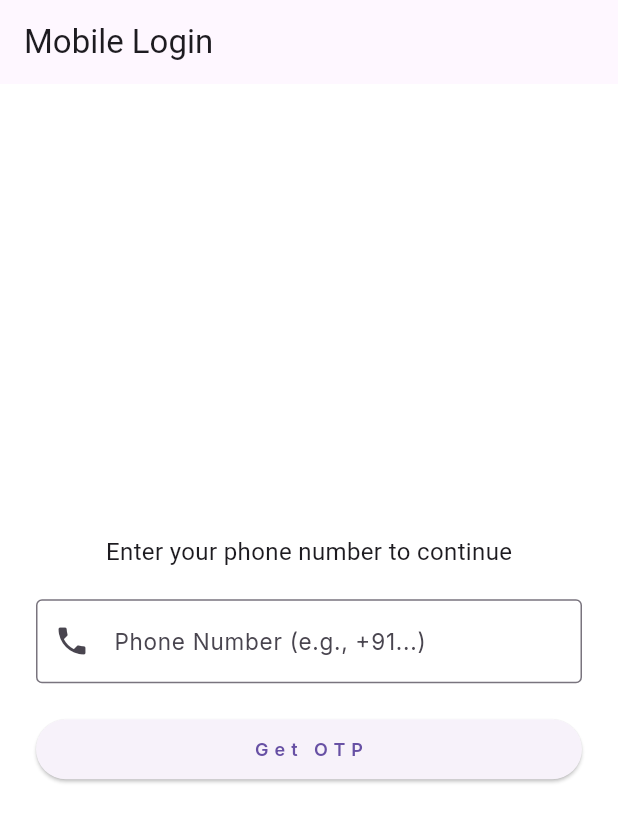
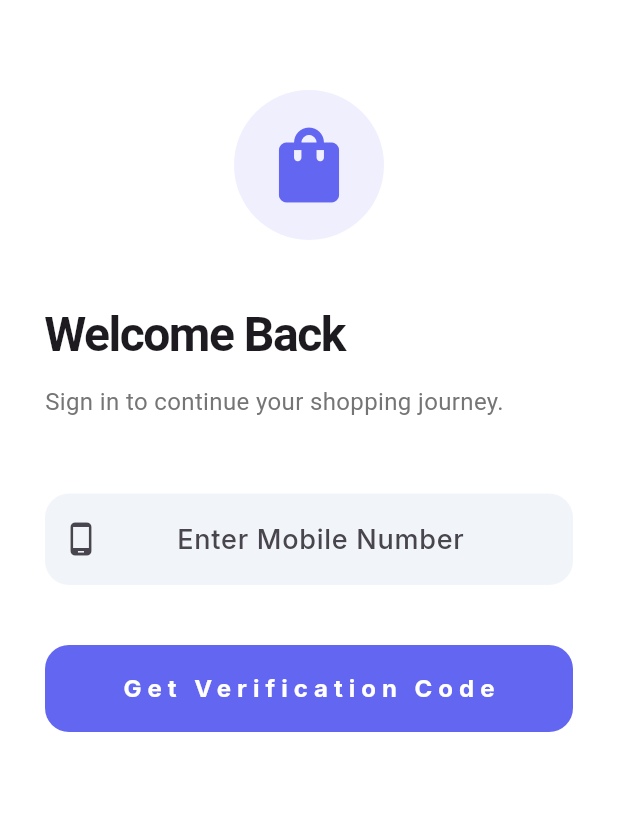
Before and after one commit to redmediasolutions/glowfit, a Flutter app: the screen it shows after launch, on a phone screen of 412 x 824 dp. Shown: the top 822 px of the screen. Run offline on Flutter 3.47's test engine with Material 3 defaults, Android fonts, the phone set to English and light mode, and no system bars; our stand-ins replace cloud_firestore, firebase_auth, firebase_core, firebase_remote_config, flutter_animate, go_router and 4 more; accounts and stored records are empty.

Commit message:
march 10

```diff
--- a/lib/Auth/mobilelogin.dart
+++ b/lib/Auth/mobilelogin.dart
@@ -1,6 +1,5 @@
 import 'package:flutter/material.dart';
 import 'package:firebase_auth/firebase_auth.dart';
-
 import 'package:go_router/go_router.dart';
 import 'package:pinput/pinput.dart';
 
@@ -10,6 +9,7 @@ class MobileLogin extends StatefulWidget {
   @override
   State<MobileLogin> createState() => _MobileLoginState();
 }
+
 final String categoryId = "0";
 
 class _MobileLoginState extends State<MobileLogin> {
@@ -21,14 +21,18 @@ class _MobileLoginState extends State<MobileLogin> {
   bool _isOtpSent = false;
   bool _isLoading = false;
 
-  // Step 1: Request OTP
+  // Colors for a modern E-commerce vibe
+  final Color primaryColor = const Color(0xFF6366F1); // Modern Indigo
+  final Color secondaryColor = const Color(0xFFF1F5F9); // Light Slate
+
+  // --- Logic remains untouched as per request ---
   Future<void> _sendOtp() async {
     setState(() => _isLoading = true);
+    final String fullPhoneNumber = "+91${_phoneController.text.trim()}";
     try {
       await _auth.verifyPhoneNumber(
-        phoneNumber: _phoneController.text.trim(),
+        phoneNumber:fullPhoneNumber,
         verificationCompleted: (PhoneAuthCredential credential) async {
-          // Auto-retrieval (Android only)
           await _auth.signInWithCredential(credential);
           _navigateToHome();
         },
@@ -36,6 +40,7 @@ class _MobileLoginState extends State<MobileLogin> {
           ScaffoldMessenger.of(context).showSnackBar(
             SnackBar(content: Text("Verification Failed: ${e.message}")),
           );
+          setState(() => _isLoading = false);
         },
         codeSent: (String verificationId, int? resendToken) {
           setState(() {
@@ -49,11 +54,11 @@ class _MobileLoginState extends State<MobileLogin> {
         },
       );
     } catch (e) {
-      print("Error: $e");
+      debugPrint("Error: $e");
+      setState(() => _isLoading = false);
     }
   }
 
-  // Step 2: Verify OTP
   Future<void> _verifyOtp() async {
     setState(() => _isLoading = true);
     try {
@@ -61,79 +66,172 @@ class _MobileLoginState extends State<MobileLogin> {
         verificationId: _verificationId,
         smsCode: _otpController.text.trim(),
       );
-
       await _auth.signInWithCredential(credential);
       _navigateToHome();
     } catch (e) {
-      ScaffoldMessenger.of(context).showSnackBar(
-        const SnackBar(content: Text("Invalid OTP. Try again.")),
-      );
+      ScaffoldMessenger.of(
+        context,
+      ).showSnackBar(const SnackBar(content: Text("Invalid OTP. Try again.")));
     } finally {
       setState(() => _isLoading = false);
     }
   }
 
   void _navigateToHome() {
-  // Pass the 'extra' parameter that GoRouter is expecting
-  context.go('/home',  extra: int.parse(categoryId));
+    context.go('/home', extra: int.parse(categoryId));
   }
 
   @override
   Widget build(BuildContext context) {
     return Scaffold(
-      appBar: AppBar(title: const Text("Mobile Login")),
-      body: Padding(
-        padding: const EdgeInsets.all(24.0),
+      backgroundColor: Colors.white,
+      body: SafeArea(
+        child: SingleChildScrollView(
+          padding: const EdgeInsets.symmetric(horizontal: 30.0),
           child: Column(
-          mainAxisAlignment: MainAxisAlignment.center,
+            crossAxisAlignment: CrossAxisAlignment.start,
             children: [
+              const SizedBox(height: 60),
+              // Header Image/Icon
+              Center(
+                child: Container(
+                  padding: const EdgeInsets.all(20),
+                  decoration: BoxDecoration(
+                    color: primaryColor.withOpacity(0.1),
+                    shape: BoxShape.circle,
+                  ),
+                  child: Icon(
+                    Icons.shopping_bag_rounded,
+                    size: 60,
+                    color: primaryColor,
+                  ),
+                ),
+              ),
+              const SizedBox(height: 40),
+              // Dynamic Text Section
+              Text(
+                _isOtpSent ? "Verification" : "Welcome Back",
+                style: const TextStyle(
+                  fontSize: 32,
+                  fontWeight: FontWeight.bold,
+                  letterSpacing: -1,
+                ),
+              ),
+              const SizedBox(height: 10),
+              Text(
+                _isOtpSent
+                    ? "We've sent a 6-digit code to ${_phoneController.text}"
+                    : "Sign in to continue your shopping journey.",
+                style: TextStyle(fontSize: 16, color: Colors.grey[600]),
+              ),
+              const SizedBox(height: 50),
+
               if (!_isOtpSent) ...[
-              const Text("Enter your phone number to continue", style: TextStyle(fontSize: 16)),
-              const SizedBox(height: 20),
+                // Phone Input
                 TextField(
                   controller: _phoneController,
                   keyboardType: TextInputType.phone,
-                decoration: const InputDecoration(
-                  border: OutlineInputBorder(),
-                  labelText: "Phone Number (e.g., +91...)",
-                  prefixIcon: Icon(Icons.phone),
+                  style: const TextStyle(
+                    fontSize: 18,
+                    fontWeight: FontWeight.w500,
+                  ),
+                  decoration: InputDecoration(
+                    // Adds the +91 prefix permanently to the start of the field
+                    prefixIcon: const Icon(Icons.phone_android),
+                    prefixText: "+91 ",
+                    prefixStyle: const TextStyle(
+                      color: Colors.black,
+                      fontSize: 18,
+                      fontWeight: FontWeight.bold,
+                    ),
+                    hintText: "Enter Mobile Number",
+                    filled: true,
+                    fillColor: secondaryColor,
+                    border: OutlineInputBorder(
+                      borderRadius: BorderRadius.circular(16),
+                      borderSide: BorderSide.none,
                     ),
                   ),
-              const SizedBox(height: 20),
-              _isLoading
-                ? const CircularProgressIndicator()
-                : SizedBox(
-                    width: double.infinity,
-                    child: ElevatedButton(onPressed: _sendOtp, child: const Text("Get OTP")),
                 ),
               ] else ...[
-              const Text("Verify your number", style: TextStyle(fontSize: 18, fontWeight: FontWeight.bold)),
-              const SizedBox(height: 10),
-              Text("Sent to ${_phoneController.text}"),
-              const SizedBox(height: 30),
-
-              // Pinput widget for better UI
-              Pinput(
+                // Custom Pinput Design
+                Center(
+                  child: Pinput(
                     length: 6,
                     controller: _otpController,
                     onCompleted: (pin) => _verifyOtp(),
+                    defaultPinTheme: PinTheme(
+                      width: 50,
+                      height: 56,
+                      textStyle: const TextStyle(
+                        fontSize: 22,
+                        fontWeight: FontWeight.bold,
+                      ),
+                      decoration: BoxDecoration(
+                        color: secondaryColor,
+                        borderRadius: BorderRadius.circular(12),
+                      ),
+                    ),
+                    focusedPinTheme: PinTheme(
+                      width: 50,
+                      height: 56,
+                      decoration: BoxDecoration(
+                        color: Colors.white,
+                        borderRadius: BorderRadius.circular(12),
+                        border: Border.all(color: primaryColor, width: 2),
+                      ),
+                    ),
+                  ),
+                ),
+              ],
+
+              const SizedBox(height: 40),
+
+              // Main Button
+              _isLoading
+                  ? const Center(child: CircularProgressIndicator())
+                  : SizedBox(
+                      width: double.infinity,
+                      height: 58,
+                      child: ElevatedButton(
+                        onPressed: _isOtpSent ? _verifyOtp : _sendOtp,
+                        style: ElevatedButton.styleFrom(
+                          backgroundColor: primaryColor,
+                          foregroundColor: Colors.white,
+                          elevation: 0,
+                          shape: RoundedRectangleBorder(
+                            borderRadius: BorderRadius.circular(16),
+                          ),
+                        ),
+                        child: Text(
+                          _isOtpSent ? "Verify Now" : "Get Verification Code",
+                          style: const TextStyle(
+                            fontSize: 16,
+                            fontWeight: FontWeight.bold,
+                          ),
+                        ),
+                      ),
                     ),
 
-              const SizedBox(height: 30),
-              _isLoading
-                ? const CircularProgressIndicator()
-                : SizedBox(
-                    width: double.infinity,
-                    child: ElevatedButton(onPressed: _verifyOtp, child: const Text("Verify OTP")),
+              if (_isOtpSent) ...[
+                const SizedBox(height: 15),
+                Center(
+                  child: TextButton(
+                    onPressed: () => setState(() => _isOtpSent = false),
+                    child: Text(
+                      "Edit Phone Number",
+                      style: TextStyle(
+                        color: primaryColor,
+                        fontWeight: FontWeight.w600,
                       ),
-              TextButton(
-                onPressed: () => setState(() => _isOtpSent = false),
-                child: const Text("Edit Phone Number"),
+                    ),
+                  ),
                 ),
               ],
             ],
           ),
         ),
+      ),
     );
   }
 }
--- a/lib/navbar.dart
+++ b/lib/navbar.dart
@@ -43,7 +43,7 @@ class AppRouter {
       }
 
       /// If logged in and on login page → go to home
-      if (user != null && isLoginPage) {
+      if (isLoginPage) {
         return '/home';
       }
 
--- a/lib/pages/AllProducts/Products_view.dart
+++ b/lib/pages/AllProducts/Products_view.dart
@@ -2,7 +2,6 @@ import 'package:carousel_slider/carousel_slider.dart';
 import 'package:cloud_firestore/cloud_firestore.dart';
 import 'package:firebase_auth/firebase_auth.dart';
 import 'package:glowfit/Auth/mobilelogin.dart';
-import 'package:glowfit/components/galleryimage.dart';
 import 'package:glowfit/models/product_model.dart';
 import 'package:flutter/material.dart';
 import 'package:flutter_animate/flutter_animate.dart';
@@ -31,7 +30,9 @@ Widget scrollTriggered(Widget child, String key) {
     ),
   );
 }
+
 final CarouselSliderController _carouselController = CarouselSliderController();
+
 class ProductsView extends StatefulWidget {
   final Productsmodel product;
   const ProductsView({super.key, required this.product});
@@ -91,7 +92,6 @@ class _ProductsViewState extends State<ProductsView> {
           onTap: () async {
             try {
               print('➡️ Add to cart clicked');
-
 
               if (!p.canAddToCart) {
                 print('⛔ Product not allowed in cart');
@@ -237,13 +237,12 @@ class _ProductsViewState extends State<ProductsView> {
     );
   }
 
-
-
   Widget _buildHeroSection(BuildContext context, Productsmodel p) {
     // Combine main image and gallery images into one list
-  final List<String> allImages = [p.image ?? '', ...p.galleryImages]
-      .where((img) => img.isNotEmpty)
-      .toList();
+    final List<String> allImages = [
+      p.image ?? '',
+      ...p.galleryImages,
+    ].where((img) => img.isNotEmpty).toList();
 
     return Stack(
       children: [
@@ -255,7 +254,8 @@ Widget _buildHeroSection(BuildContext context, Productsmodel p) {
             viewportFraction: 1.0, // Ensures the image takes full width
             enlargeCenterPage: false,
             enableInfiniteScroll: allImages.length > 1,
-          autoPlay: false, // Set to true if you want it to slide automatically
+            autoPlay:
+                false, // Set to true if you want it to slide automatically
             onPageChanged: (index, reason) {
               setState(() {
                 selectedImage = allImages[index];
@@ -265,10 +265,14 @@ Widget _buildHeroSection(BuildContext context, Productsmodel p) {
           items: allImages.map((imageUrl) {
             return Container(
               width: MediaQuery.of(context).size.width,
-            color: const Color(0xFFF5F5F7), // Light grey background for product shots
+              color: const Color(
+                0xFFF5F5F7,
+              ), // Light grey background for product shots
               child: Image.network(
                 imageUrl,
-              fit: BoxFit.cover, // Use cover if you want it to fill the 600 height
+                fit: BoxFit.contain,
+                height: 100,
+                width: 200, // Use cover if you want it to fill the 600 height
                 errorBuilder: (context, error, stackTrace) =>
                     const Icon(Icons.broken_image, size: 50),
               ).animate().fadeIn(duration: 800.ms),
@@ -526,29 +530,25 @@ Widget _buildHeroSection(BuildContext context, Productsmodel p) {
         children: [
           Positioned.fill(
             child: Container(
-              color: Colors.black,
+              color: Colors.transparent,
               child: Image.network(
                 p.image ?? 'https://via.placeholder.com/380',
-                fit: BoxFit.cover,
+                cacheWidth: 400,
+                fit: BoxFit.contain,
+                loadingBuilder: (context, child, loadingProgress) {
+                  if (loadingProgress == null) return child;
+                  return const Center(
+                    child: CircularProgressIndicator(strokeWidth: 2),
+                  );
+                },
+                errorBuilder: (context, error, stackTrace) =>
+                    const Icon(Icons.error),
               ).animate().fadeIn(duration: 1200.ms),
             ),
           ),
 
-          Positioned.fill(
-            child: Container(
-              decoration: BoxDecoration(
-                gradient: LinearGradient(
-                  begin: Alignment.topCenter,
-                  end: Alignment.bottomCenter,
-                  stops: const [0.6, 1.0],
-                  colors: [Colors.transparent, Colors.black.withOpacity(0.1)],
-                ),
-              ),
-            ),
-          ),
-
           Positioned(
-            bottom: 50,
+            bottom: 100,
             left: 30,
             right: 30,
             child: Container(
```
Lines whose indentation alone changed are shown as unchanged.
